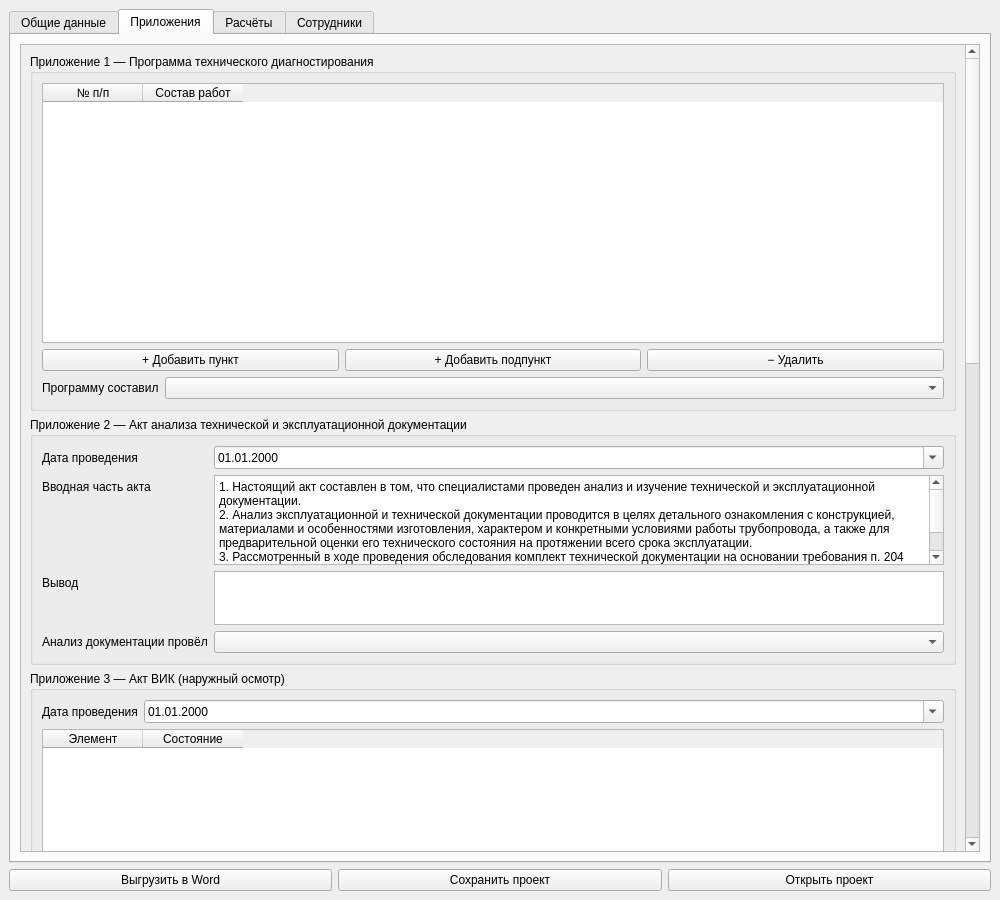
The window that src/ui/designer/pipeline_window.ui (bordaregos/Voskresensk_ballons) describes before a commit, drawn with Qt 5.
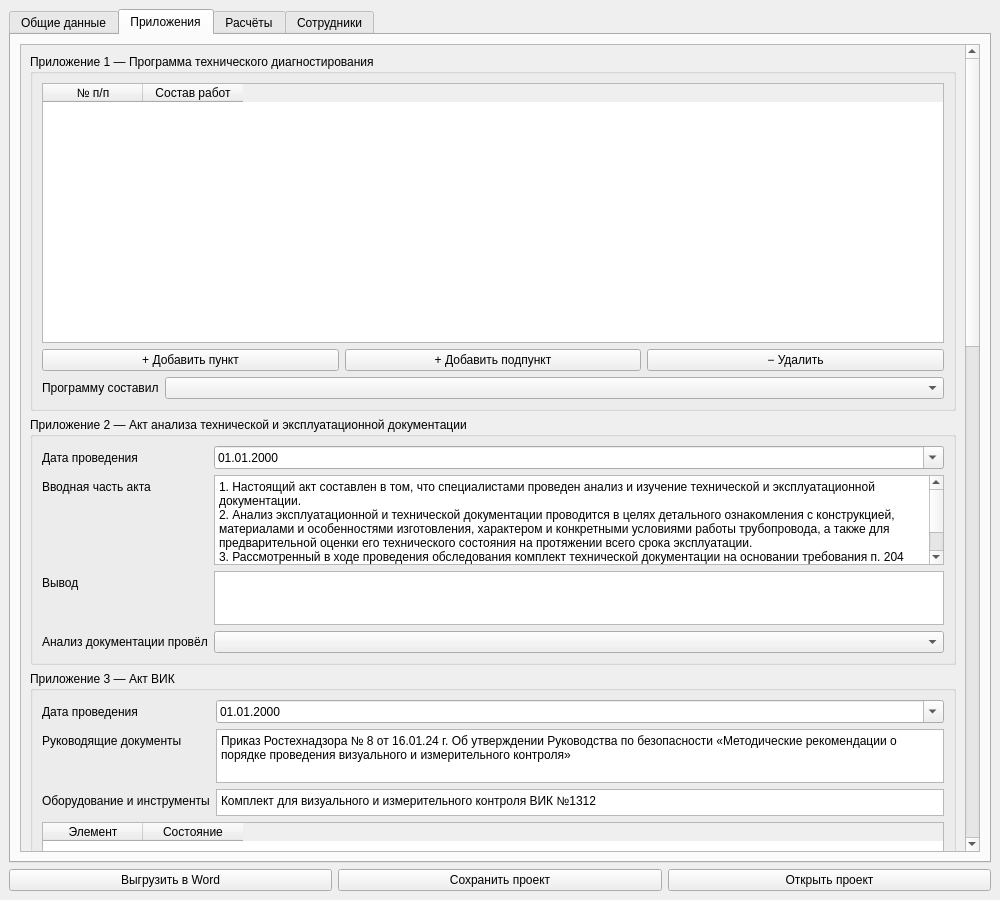
The same window after the commit. The open tabs and pages were chosen to show the change.

Patch:
```diff
--- a/src/ui/designer/pipeline_window.ui
+++ b/src/ui/designer/pipeline_window.ui
@@ -699,7 +699,7 @@
 </layout>
 </widget></item>
 <item><widget class="QGroupBox" name="vik_group">
- <property name="title"><string>Приложение 3 — Акт ВИК (наружный осмотр)</string></property>
+ <property name="title"><string>Приложение 3 — Акт ВИК</string></property>
  <layout class="QVBoxLayout" name="vik_vlayout">
   <item><layout class="QFormLayout" name="vik_form">
    <item row="0" column="0"><widget class="QLabel" name="label_vik_date"><property name="text"><string>Дата проведения</string></property></widget></item>
@@ -707,6 +707,18 @@
  <property name="calendarPopup"><bool>true</bool></property>
  <property name="displayFormat"><string>dd.MM.yyyy</string></property>
 </widget></item>
+   <item row="1" column="0"><widget class="QLabel" name="label_vik_guidance_docs"><property name="text"><string>Руководящие документы</string></property></widget></item>
+   <item row="1" column="1"><widget class="QPlainTextEdit" name="vik_guidance_docs">
+ <property name="minimumSize"><size><width>0</width><height>54</height></size></property>
+ <property name="maximumSize"><size><width>16777215</width><height>54</height></size></property>
+ <property name="plainText"><string>Приказ Ростехнадзора № 8 от 16.01.24 г. Об утверждении Руководства по безопасности «Методические рекомендации о порядке проведения визуального и измерительного контроля»</string></property>
+</widget></item>
+   <item row="2" column="0"><widget class="QLabel" name="label_vik_equipment"><property name="text"><string>Оборудование и инструменты</string></property></widget></item>
+   <item row="2" column="1"><widget class="QPlainTextEdit" name="vik_equipment">
+ <property name="minimumSize"><size><width>0</width><height>27</height></size></property>
+ <property name="maximumSize"><size><width>16777215</width><height>27</height></size></property>
+ <property name="plainText"><string>Комплект для визуального и измерительного контроля ВИК №1312</string></property>
+</widget></item>
   </layout></item>
   <item><widget class="QTableWidget" name="table_vik">
  <property name="minimumSize"><size><width>0</width><height>160</height></size></property>
@@ -726,6 +738,8 @@
  <property name="maximumSize"><size><width>16777215</width><height>54</height></size></property>
  <property name="placeholderText"><string></string></property>
 </widget></item>
+   <item row="1" column="0"><widget class="QLabel" name="label_vik_specialist"><property name="text"><string>Контроль провёл</string></property></widget></item>
+   <item row="1" column="1"><widget class="QComboBox" name="vik_specialist"/></item>
   </layout></item>
  </layout>
 </widget></item>
```
